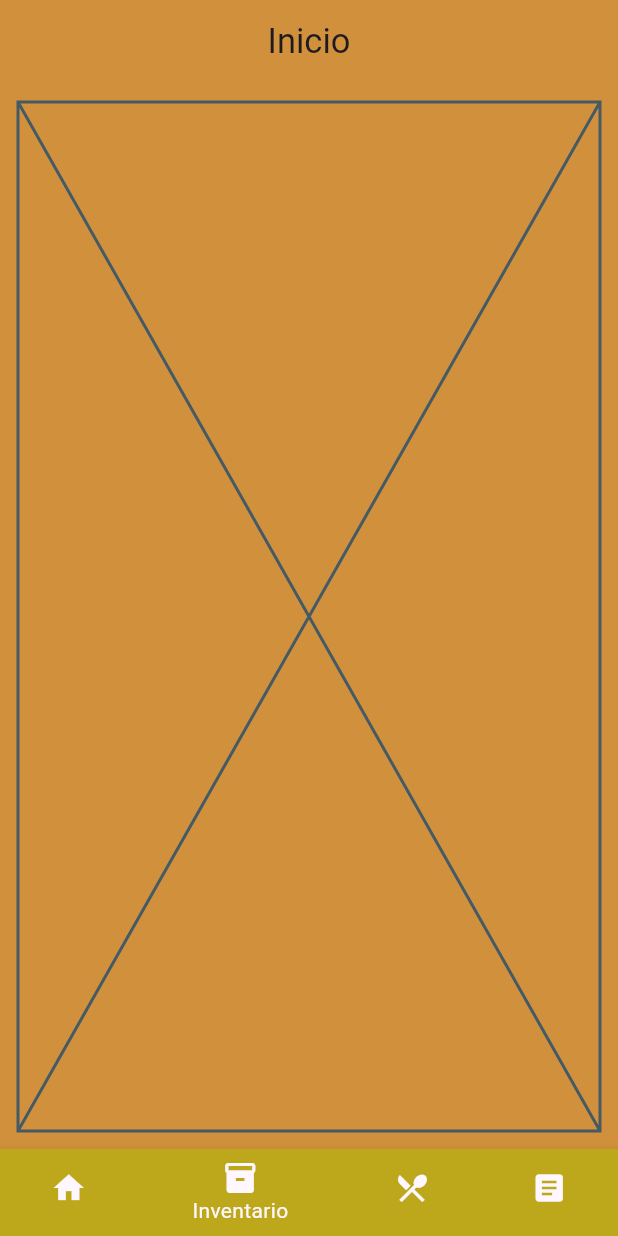
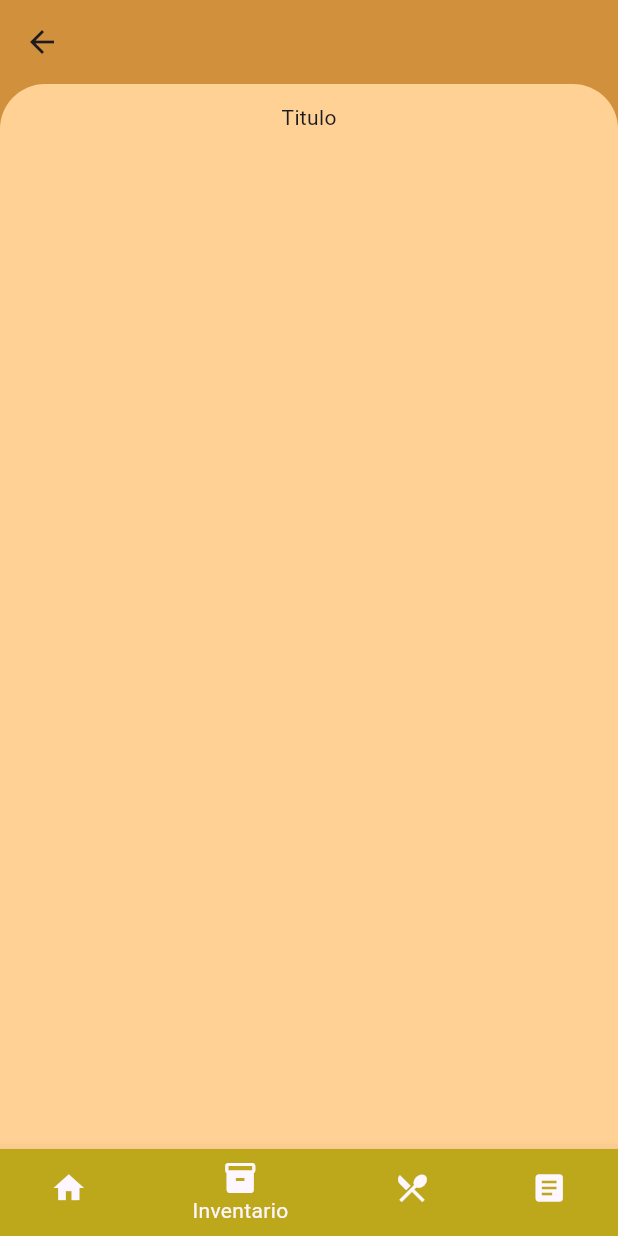
Before and after one commit to PabloGarciaB/ComandasFlutter, a Flutter app: the HomeScreen screen opened directly, item 2 of the bottom bar chosen, on a phone screen of 412 x 824 dp. Run offline on Flutter 3.47's test engine with Material 2 defaults, Android fonts, the phone set to English and light mode, and no system bars; our stand-ins replace firebase_auth, firebase_core, fluttertoast; accounts and stored records are empty.

Commit message:
Avance pequeño en UI
modificacion en archivo Inventario

```diff
--- a/comandas_flutter_git/lib/main.dart
+++ b/comandas_flutter_git/lib/main.dart
@@ -6,9 +6,7 @@ import 'package:comandas_flutter_git/pages/bienvenida_login.dart';
 
 void main() async {
   WidgetsFlutterBinding.ensureInitialized();
-  await Firebase.initializeApp(
-    options: DefaultFirebaseOptions.currentPlatform,
-  );
+  await Firebase.initializeApp();
   runApp(const MyApp());
 }
 
@@ -40,7 +38,7 @@ class MyApp extends StatelessWidget {
         colorScheme: ColorScheme.fromSeed(seedColor: Colors.deepPurple),
         useMaterial3: true,
       ),
-      home: const WelcomeScreen(),
+      home: const HomeScreen(),
     );
   }
 }
--- a/comandas_flutter_git/lib/pages/home_screen.dart
+++ b/comandas_flutter_git/lib/pages/home_screen.dart
@@ -107,16 +107,17 @@ class _HomeScreenState extends State<HomeScreen> {
     return Scaffold(
       backgroundColor: hexStringToColor("D1913C"),
       appBar: AppBar(
-        elevation: 0.0,
         backgroundColor: Colors.transparent,
-        title: Text(
-          "Inicio",
-          style: TextStyle(fontSize: 23),
-        ),
-        automaticallyImplyLeading: false,
-        centerTitle: true,
       ),
-      body: SafeArea(
+      body: Container(
+        height: 800,
+        width: double.infinity,
+        decoration: BoxDecoration(
+            color: hexStringToColor("FFD194"),
+            borderRadius: BorderRadius.only(
+              topLeft: Radius.circular(30),
+              topRight: Radius.circular(30),
+            )),
         child: Padding(
           padding: EdgeInsets.all(12.0),
           child: _currentPage,
--- a/comandas_flutter_git/lib/pages/inventario_screen.dart
+++ b/comandas_flutter_git/lib/pages/inventario_screen.dart
@@ -1,4 +1,7 @@
 import 'package:flutter/material.dart';
+import 'package:comandas_flutter_git/reusable_widget/reusable_widget.dart';
+
+import '../utils/colors_util.dart';
 
 class Inventario extends StatefulWidget {
   const Inventario({super.key});
@@ -8,8 +11,31 @@ class Inventario extends StatefulWidget {
 }
 
 class _InventarioState extends State<Inventario> {
+  TextEditingController _nombreProd = TextEditingController();
+  TextEditingController _unidadEntra = TextEditingController();
+  TextEditingController _unidadSale = TextEditingController();
+  TextEditingController _unidadExistencia = TextEditingController();
+  TextEditingController _costoUnidad = TextEditingController();
+
   @override
   Widget build(BuildContext context) {
-    return const Placeholder();
+    return Scaffold(
+      body: Container(
+        width: MediaQuery.of(context).size.width,
+        height: MediaQuery.of(context).size.height,
+        decoration: BoxDecoration(
+            gradient: LinearGradient(colors: [
+          hexStringToColor("FFD194"),
+          hexStringToColor("FFD194")
+        ], begin: Alignment.topCenter, end: Alignment.bottomCenter)),
+        child: SingleChildScrollView(
+          child: Column(
+            children: <Widget>[
+              Text('Titulo'),
+            ],
+          ),
+        ),
+      ),
+    );
   }
 }
```
